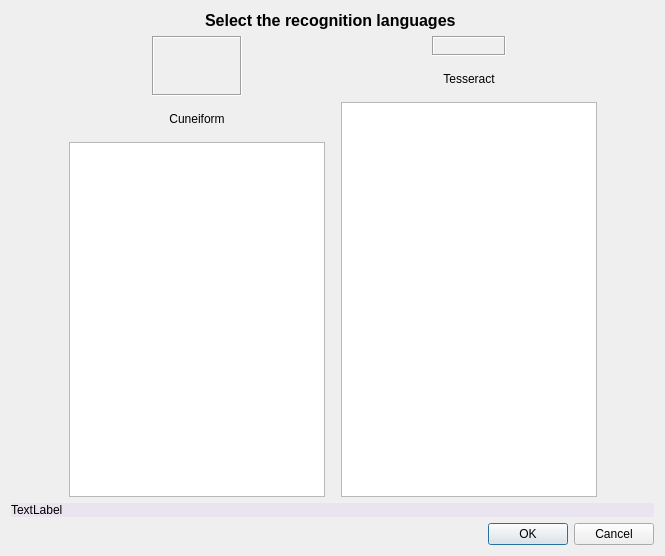
Old version of the form trunk/src/langselectdialog.ui in the repository sibskull/yagf.
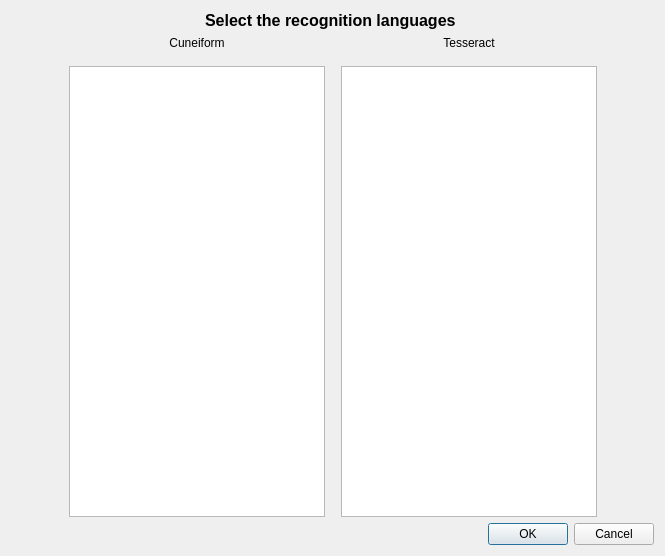
New version of the form. Icons and pictures are not drawn.

```diff
--- a/trunk/src/langselectdialog.ui
+++ b/trunk/src/langselectdialog.ui
@@ -63,64 +63,6 @@
      </item>
      <item>
       <layout class="QVBoxLayout" name="verticalLayout">
-       <item>
-        <layout class="QHBoxLayout" name="horizontalLayout_2">
-         <item>
-          <spacer name="horizontalSpacer_2">
-           <property name="orientation">
-            <enum>Qt::Horizontal</enum>
-           </property>
-           <property name="sizeHint" stdset="0">
-            <size>
-             <width>40</width>
-             <height>20</height>
-            </size>
-           </property>
-          </spacer>
-         </item>
-         <item>
-          <widget class="QLabel" name="label_2">
-           <property name="minimumSize">
-            <size>
-             <width>90</width>
-             <height>60</height>
-            </size>
-           </property>
-           <property name="maximumSize">
-            <size>
-             <width>90</width>
-             <height>60</height>
-            </size>
-           </property>
-           <property name="frameShape">
-            <enum>QFrame::Box</enum>
-           </property>
-           <property name="frameShadow">
-            <enum>QFrame::Sunken</enum>
-           </property>
-           <property name="text">
-            <string/>
-           </property>
-           <property name="pixmap">
-            <pixmap resource="yagf.qrc">:/images/cform.png</pixmap>
-           </property>
-          </widget>
-         </item>
-         <item>
-          <spacer name="horizontalSpacer_3">
-           <property name="orientation">
-            <enum>Qt::Horizontal</enum>
-           </property>
-           <property name="sizeHint" stdset="0">
-            <size>
-             <width>40</width>
-             <height>20</height>
-            </size>
-           </property>
-          </spacer>
-         </item>
-        </layout>
-       </item>
        <item>
         <widget class="QLabel" name="label_4">
          <property name="text">
@@ -145,64 +87,6 @@
      </item>
      <item>
       <layout class="QVBoxLayout" name="verticalLayout_2">
-       <item>
-        <layout class="QHBoxLayout" name="horizontalLayout_3">
-         <item>
-          <spacer name="horizontalSpacer_4">
-           <property name="orientation">
-            <enum>Qt::Horizontal</enum>
-           </property>
-           <property name="sizeHint" stdset="0">
-            <size>
-             <width>40</width>
-             <height>20</height>
-            </size>
-           </property>
-          </spacer>
-         </item>
-         <item>
-          <widget class="QLabel" name="label_3">
-           <property name="minimumSize">
-            <size>
-             <width>74</width>
-             <height>0</height>
-            </size>
-           </property>
-           <property name="maximumSize">
-            <size>
-             <width>70</width>
-             <height>60</height>
-            </size>
-           </property>
-           <property name="frameShape">
-            <enum>QFrame::Box</enum>
-           </property>
-           <property name="frameShadow">
-            <enum>QFrame::Sunken</enum>
-           </property>
-           <property name="text">
-            <string/>
-           </property>
-           <property name="pixmap">
-            <pixmap resource="yagf.qrc">:/images/tess.png</pixmap>
-           </property>
-          </widget>
-         </item>
-         <item>
-          <spacer name="horizontalSpacer_5">
-           <property name="orientation">
-            <enum>Qt::Horizontal</enum>
-           </property>
-           <property name="sizeHint" stdset="0">
-            <size>
-             <width>40</width>
-             <height>20</height>
-            </size>
-           </property>
-          </spacer>
-         </item>
-        </layout>
-       </item>
        <item>
         <widget class="QLabel" name="label_5">
          <property name="minimumSize">
@@ -246,16 +130,6 @@
      </item>
     </layout>
    </item>
-   <item>
-    <widget class="QLabel" name="label_6">
-     <property name="styleSheet">
-      <string notr="true">background-color: rgb(233, 228, 240);</string>
-     </property>
-     <property name="text">
-      <string>TextLabel</string>
-     </property>
-    </widget>
-   </item>
    <item>
     <layout class="QHBoxLayout" name="horizontalLayout">
      <item>
```
Left out of the diff: 4 changed lines with no effect on the pictures.
